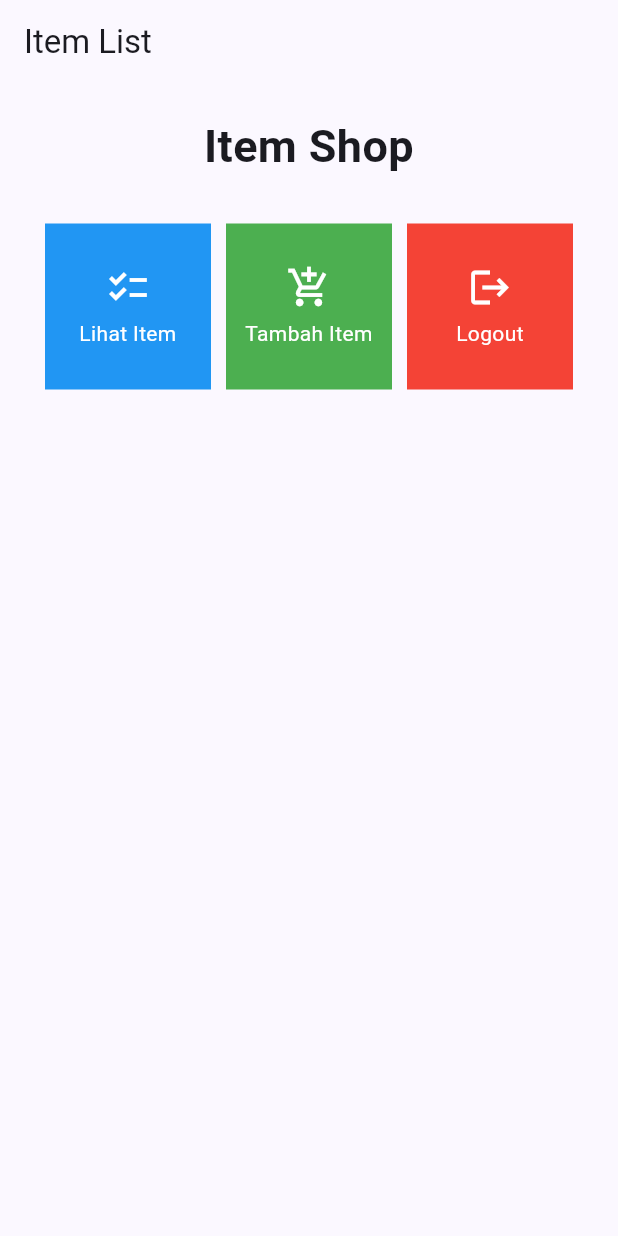
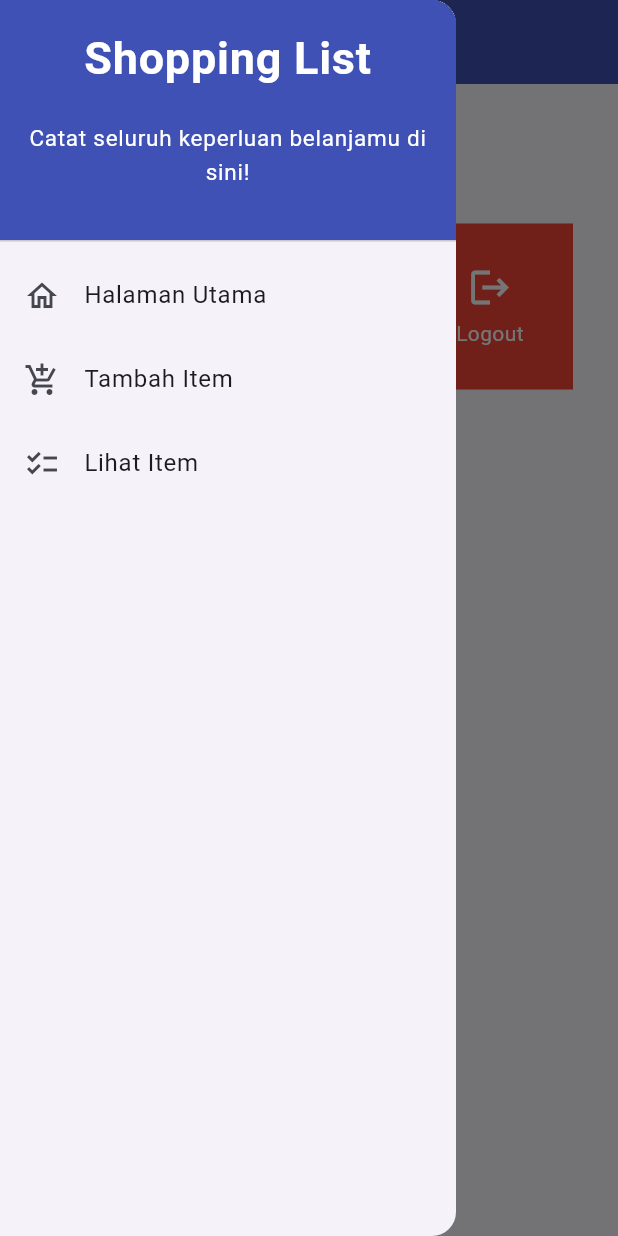
Before and after one commit to salsabilaaulia/Tugas-7, a Flutter app: the screen it shows after launch, with the side drawer open (before the commit the screen has no drawer), on a phone screen of 412 x 824 dp. Run offline on Flutter 3.47's test engine with Material 2 defaults, Android fonts, the phone set to English and light mode, and no system bars.

Commit message:
implementasi drawer, page form item, page lihat item

```diff
--- a/lib/main.dart
+++ b/lib/main.dart
@@ -1,5 +1,5 @@
 import 'package:flutter/material.dart';
-import 'package:tugas_7/menu.dart';
+import 'package:tugas_7/screens/menu.dart';
 
 void main() {
   runApp(const MyApp());
--- a/lib/menu.dart
+++ b/lib/screens/menu.dart
@@ -1,4 +1,6 @@
 import 'package:flutter/material.dart';
+import 'package:tugas_7/widgets/left_drawer.dart';
+import 'package:tugas_7/widgets/shop_card.dart';
 
 class MyHomePage extends StatelessWidget {
   MyHomePage({Key? key}) : super(key: key);
@@ -15,7 +17,10 @@ class MyHomePage extends StatelessWidget {
         title: const Text(
           'Item List',
         ),
+        backgroundColor: Colors.indigo,
+        foregroundColor: Colors.white,
       ),
+      drawer: const LeftDrawer(),
       body: SingleChildScrollView(
         // Widget wrapper yang dapat discroll
         child: Padding(
@@ -64,48 +69,3 @@ class ShopItem {
 
   ShopItem(this.name, this.icon, this.color);
 }
-
-class ShopCard extends StatelessWidget {
-  final ShopItem item;
-
-  const ShopCard(this.item, {super.key}); // Constructor
-
-  @override
-  Widget build(BuildContext context) {
-    return Material(
-      color: item.color,
-      child: InkWell(
-        // Area responsive terhadap sentuhan
-        onTap: () {
-          // Memunculkan SnackBar ketika diklik
-          ScaffoldMessenger.of(context)
-            ..hideCurrentSnackBar()
-            ..showSnackBar(SnackBar(
-                content: Text("Kamu telah menekan tombol ${item.name}!")));
-        },
-        child: Container(
-          // Container untuk menyimpan Icon dan Text
-          padding: const EdgeInsets.all(8),
-          child: Center(
-            child: Column(
-              mainAxisAlignment: MainAxisAlignment.center,
-              children: [
-                Icon(
-                  item.icon,
-                  color: Colors.white,
-                  size: 30.0,
-                ),
-                const Padding(padding: EdgeInsets.all(3)),
-                Text(
-                  item.name,
-                  textAlign: TextAlign.center,
-                  style: const TextStyle(color: Colors.white),
-                ),
-              ],
-            ),
-          ),
-        ),
-      ),
-    );
-  }
-}
--- /dev/null
+++ b/lib/widgets/left_drawer.dart
@@ -0,0 +1,85 @@
+import 'package:flutter/material.dart';
+import 'package:tugas_7/screens/menu.dart';
+import 'package:tugas_7/screens/shoplist_form.dart';
+import 'package:tugas_7/screens/item_list.dart'; // Import the new screen
+import 'package:tugas_7/screens/product_model.dart'; // Import the product model
+
+
+class LeftDrawer extends StatelessWidget {
+  const LeftDrawer({super.key});
+
+  @override
+  Widget build(BuildContext context) {
+    return Drawer(
+      child: ListView(
+        children: [
+          const DrawerHeader(
+            decoration: BoxDecoration(
+              color: Colors.indigo,
+            ),
+            child: Column(
+              children: [
+                Text(
+                  'Shopping List',
+                  textAlign: TextAlign.center,
+                  style: TextStyle(
+                    fontSize: 30,
+                    fontWeight: FontWeight.bold,
+                    color: Colors.white,
+                  ),
+                ),
+                Padding(padding: EdgeInsets.all(10)),
+                Text(
+                  "Catat seluruh keperluan belanjamu di sini!",
+                  textAlign: TextAlign.center,
+                  style: TextStyle(
+                    fontSize: 15,
+                    color: Colors.white,
+                    fontWeight: FontWeight.normal,
+                  ),
+                ),
+              ],
+            ),
+          ),
+          ListTile(
+            leading: const Icon(Icons.home_outlined),
+            title: const Text('Halaman Utama'),
+            onTap: () {
+              Navigator.pushReplacement(
+                context,
+                MaterialPageRoute(
+                  builder: (context) => MyHomePage(),
+                ),
+              );
+            },
+          ),
+          ListTile(
+            leading: const Icon(Icons.add_shopping_cart),
+            title: const Text('Tambah Item'),
+            onTap: () {
+              Navigator.push(
+                context,
+                MaterialPageRoute(
+                  builder: (context) => ShopFormPage(),
+                ),
+              );
+            },
+          ),
+          // TODO: New page routing
+          ListTile(
+            leading: const Icon(Icons.checklist),
+            title: const Text('Lihat Item'),
+            onTap: () {
+              Navigator.push(
+                context,
+                MaterialPageRoute(
+                  builder: (context) => ItemListPage(products: productList),
+                ),
+              );
+            },
+          ),
+        ],
+      ),
+    );
+  }
+}
--- /dev/null
+++ b/lib/widgets/shop_card.dart
@@ -0,0 +1,71 @@
+import 'package:flutter/material.dart';
+import 'package:tugas_7/screens/menu.dart';
+// TODO: Impor halaman ShopFormPage jika sudah dibuat
+import 'package:tugas_7/screens/shoplist_form.dart';
+import 'package:tugas_7/screens/product_model.dart'; // Import the product model
+import 'package:tugas_7/screens/item_list.dart'; // Import the new screen
+
+class ShopCard extends StatelessWidget {
+  final ShopItem item;
+
+  const ShopCard(this.item, {Key? key}) : super(key: key); // Constructor
+
+  @override
+  Widget build(BuildContext context) {
+    return Material(
+      color: item.color,
+      child: InkWell(
+        // Area responsive terhadap sentuhan
+        onTap: () {
+          // Memunculkan SnackBar ketika diklik
+          ScaffoldMessenger.of(context)
+            ..hideCurrentSnackBar()
+            ..showSnackBar(SnackBar(
+              content: Text("Kamu telah menekan tombol ${item.name}!"),
+            ));
+          // Navigate ke route yang sesuai (tergantung jenis tombol)
+          if (item.name == "Tambah Item") {
+            // TODO: Gunakan Navigator.push untuk melakukan navigasi ke MaterialPageRoute yang mencakup ShopFormPage.
+            Navigator.push(
+              context,
+              MaterialPageRoute(
+                builder: (context) => ShopFormPage(),
+              ),
+            );
+          }
+          if (item.name == "Lihat Item") {
+            // TODO: Gunakan Navigator.push untuk melakukan navigasi ke MaterialPageRoute yang mencakup ShopFormPage.
+            Navigator.push(
+              context,
+              MaterialPageRoute(
+                  builder: (context) => ItemListPage(products: productList),
+              ),
+            );
+          }
+        },
+        child: Container(
+          // Container untuk menyimpan Icon dan Text
+          padding: const EdgeInsets.all(8),
+          child: Center(
+            child: Column(
+              mainAxisAlignment: MainAxisAlignment.center,
+              children: [
+                Icon(
+                  item.icon,
+                  color: Colors.white,
+                  size: 30.0,
+                ),
+                const Padding(padding: EdgeInsets.all(3)),
+                Text(
+                  item.name,
+                  textAlign: TextAlign.center,
+                  style: const TextStyle(color: Colors.white),
+                ),
+              ],
+            ),
+          ),
+        ),
+      ),
+    );
+  }
+}
```
Also changed, not shown: lib/screens/item_list.dart (added, +31 -0 lines), lib/screens/product_model.dart (added, +7 -0 lines), lib/screens/shoplist_form.dart (added, +198 -0 lines), 1 other file.
